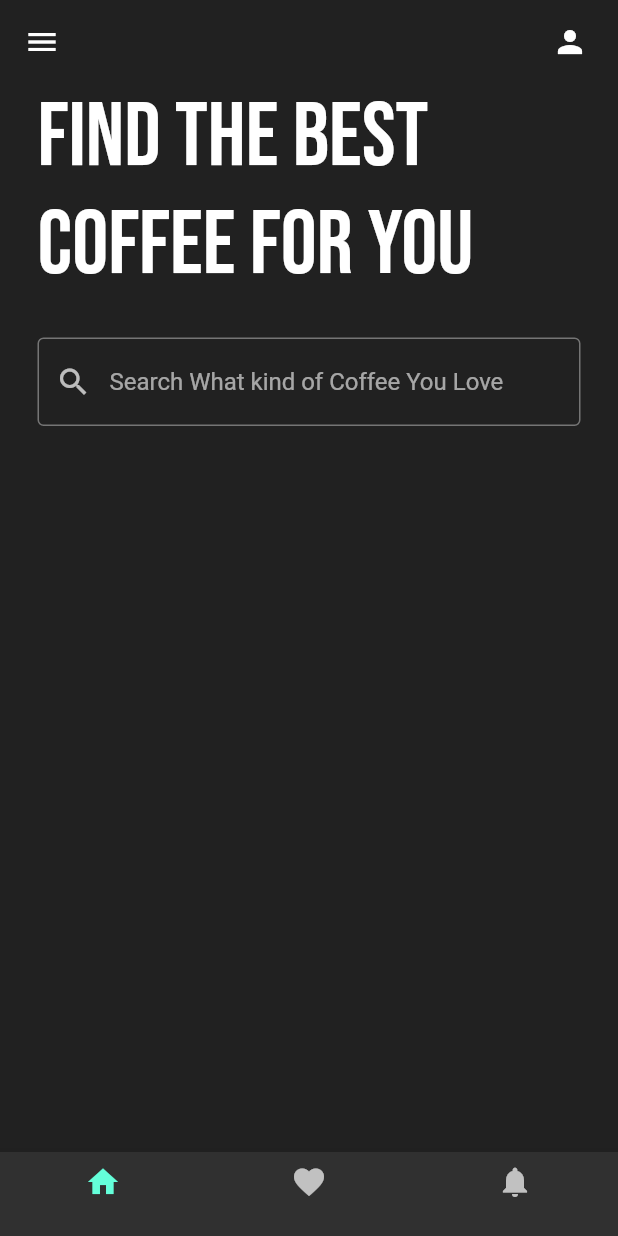
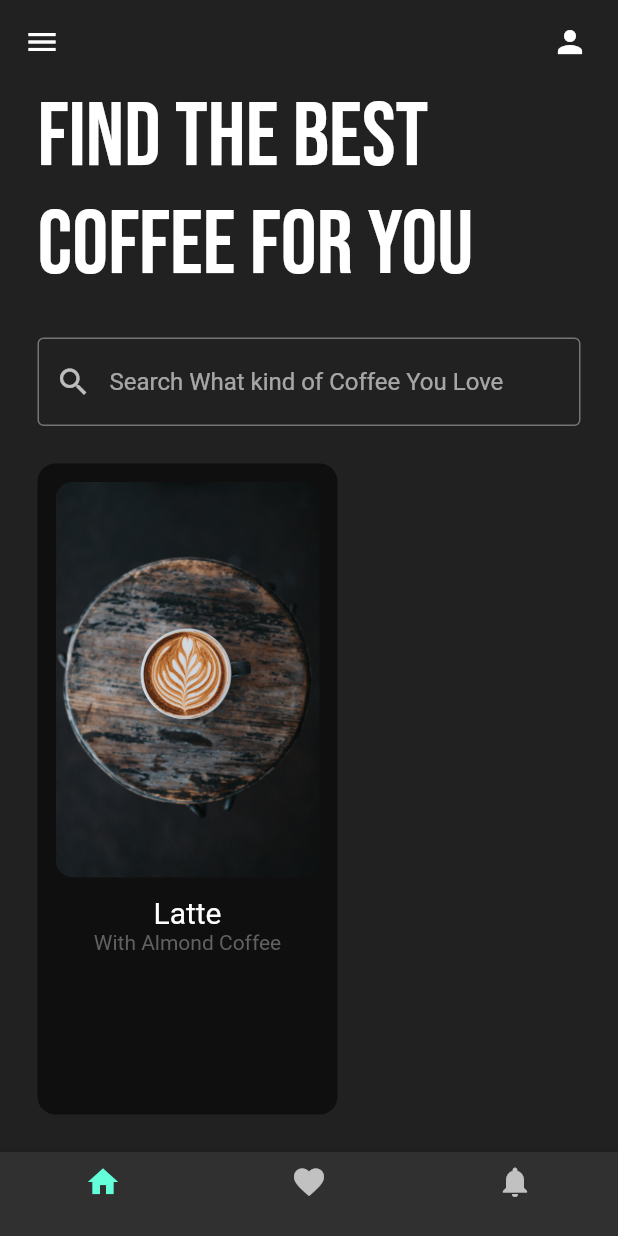
Before and after one commit to H4D3ZS/Coffee-App-UI, a Flutter app: the screen it shows after launch, on a phone screen of 412 x 824 dp. Run offline on Flutter 3.47's test engine with Material 2 defaults, Android fonts, the phone set to English and light mode, and no system bars; our stand-ins replace google_fonts.

Commit message:
Changes for the Coffee App UI

```diff
--- a/lib/pages/home_page.dart
+++ b/lib/pages/home_page.dart
@@ -1,3 +1,4 @@
+import 'package:coffeeappui/utils/coffee_tile.dart';
 import 'package:flutter/material.dart';
 import 'package:google_fonts/google_fonts.dart';
 
@@ -66,11 +67,8 @@ class _HomePageState extends State<HomePage> {
 
           Expanded(
               child: ListView(
-            children: [
-              Container(
-                width: 200,
-              )
-            ],
+            scrollDirection: Axis.horizontal,
+            children: [CoffeeTile()],
           ))
         ],
       ),
--- /dev/null
+++ b/lib/utils/coffee_tile.dart
@@ -0,0 +1,43 @@
+import 'package:flutter/material.dart';
+
+class CoffeeTile extends StatelessWidget {
+  const CoffeeTile({Key? key}) : super(key: key);
+
+  @override
+  Widget build(BuildContext context) {
+    return Padding(
+      padding: const EdgeInsets.only(left: 25.0, bottom: 25),
+      child: Container(
+        padding: EdgeInsets.all(12),
+        width: 200,
+        decoration: BoxDecoration(
+          borderRadius: BorderRadius.circular(12),
+          color: Colors.black54,
+        ),
+        child: Column(
+          children: [
+            ClipRRect(
+                //coffee Image
+                borderRadius: BorderRadius.circular(12),
+                child: Image.asset('assets/latte.jpeg')),
+            Padding(
+              padding: const EdgeInsets.symmetric(vertical: 12.0),
+              child: Column(
+                children: [
+                  Text(
+                    "Latte",
+                    style: TextStyle(fontSize: 20),
+                  ),
+                  Text(
+                    "With Almond Coffee",
+                    style: TextStyle(color: Colors.grey[700]),
+                  )
+                ],
+              ),
+            )
+          ],
+        ),
+      ),
+    );
+  }
+}
```
